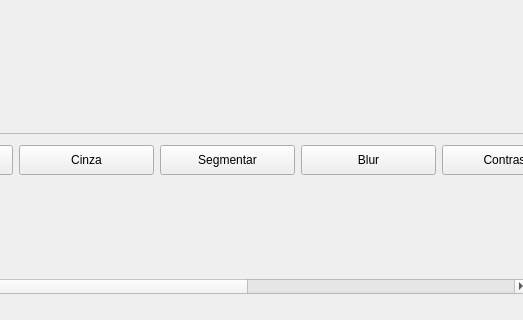
tulioaoki/sm_image_editor, file arquivos_ui/telaedicao.ui: the form before one commit; both pictures show x 122 to 645 and y 237 to 557 of the 645 by 649 pixel window.
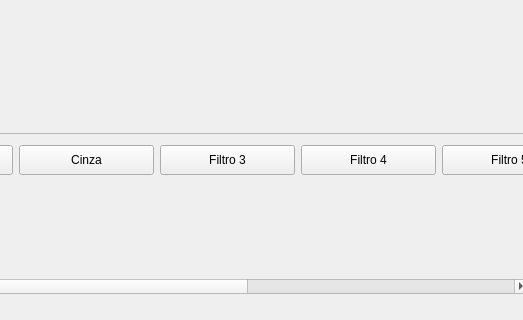
The form after the commit.

The edit to the form file:
```diff
--- a/arquivos_ui/telaedicao.ui
+++ b/arquivos_ui/telaedicao.ui
@@ -86,7 +86,7 @@
    <widget class="QWidget" name="scrollAreaWidgetContents">
     <property name="geometry">
      <rect>
-      <x>-481</x>
+      <x>-470</x>
       <y>0</y>
       <width>1140</width>
       <height>142</height>
@@ -261,7 +261,7 @@
         </font>
        </property>
        <property name="text">
-        <string>Blur</string>
+        <string>Filtro 4</string>
        </property>
       </widget>
      </item>
@@ -280,7 +280,7 @@
         </size>
        </property>
        <property name="text">
-        <string>Contraste</string>
+        <string>Filtro 5</string>
        </property>
       </widget>
      </item>
@@ -365,7 +365,7 @@
         </size>
        </property>
        <property name="text">
-        <string>Segmentar</string>
+        <string>Filtro 3</string>
        </property>
       </widget>
      </item>
```
Left out of the diff: 4 changed lines with no effect on the pictures.
